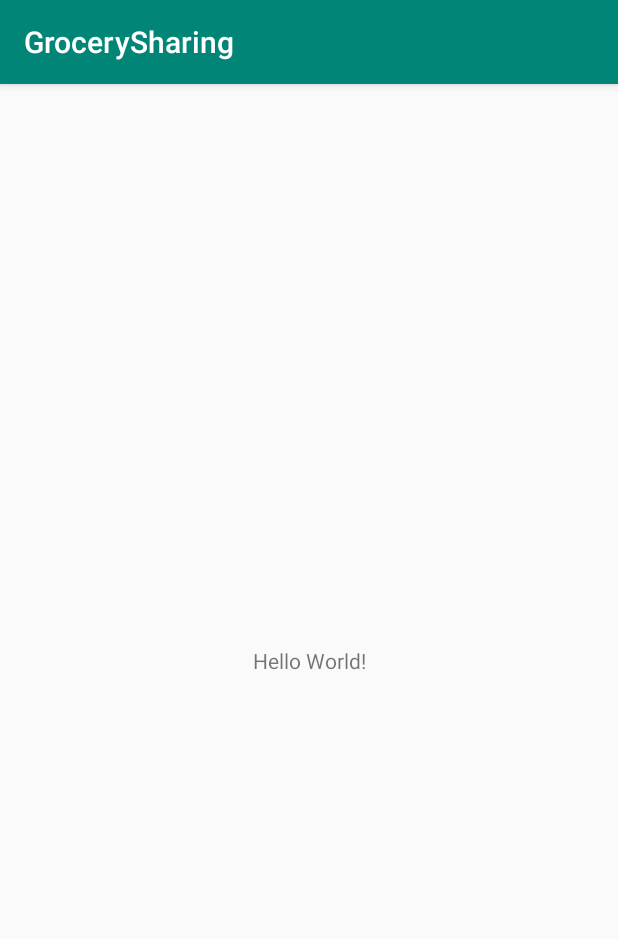
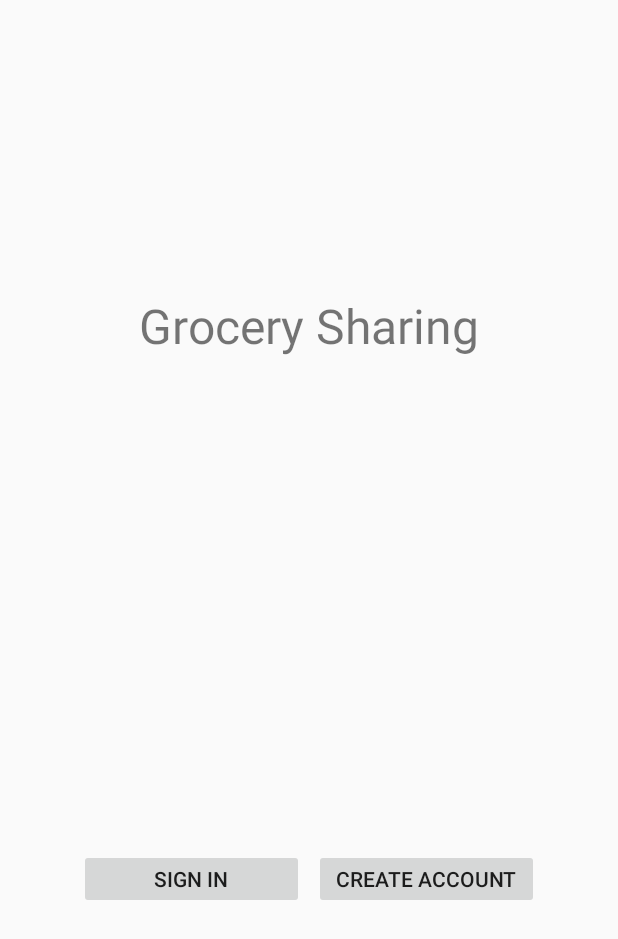
Before and after one commit to tiff-toff/grocery-sharing-android, an Android app: the screen it shows after launch (MainActivity), on a phone screen of 412 x 824 dp. Shown: the top 939 px of the screen. Run offline under Robolectric (Android 15) with nearby library versions, the phone set to English and light mode, and no system bars.

Commit message:
home page, one button works

```diff
--- a/app/src/main/AndroidManifest.xml
+++ b/app/src/main/AndroidManifest.xml
@@ -9,6 +9,7 @@
         android:roundIcon="@mipmap/ic_launcher_round"
         android:supportsRtl="true"
         android:theme="@style/AppTheme">
+        <activity android:name=".CreateAccount"></activity>
         <activity android:name=".MainActivity">
             <intent-filter>
                 <action android:name="android.intent.action.MAIN" />
--- a/app/src/main/res/layout/activity_main.xml
+++ b/app/src/main/res/layout/activity_main.xml
@@ -7,12 +7,46 @@
     tools:context=".MainActivity">
 
     <TextView
+        android:id="@+id/titleView"
         android:layout_width="wrap_content"
         android:layout_height="wrap_content"
-        android:text="Hello World!"
+        android:text="@string/app_name"
+        android:textSize="@dimen/textview_titlesize"
         app:layout_constraintBottom_toBottomOf="parent"
         app:layout_constraintLeft_toLeftOf="parent"
         app:layout_constraintRight_toRightOf="parent"
-        app:layout_constraintTop_toTopOf="parent" />
+        app:layout_constraintTop_toTopOf="parent"
+        app:layout_constraintVertical_bias="0.25"
+    />
+
+    <Button
+        android:id="@+id/signInButton"
+        android:stateListAnimator="@null"
+        android:layout_width="150dp"
+        android:layout_height="40dp"
+        android:text="@string/sign_in"
+        app:layout_constraintLeft_toLeftOf="parent"
+        app:layout_constraintRight_toRightOf="parent"
+        app:layout_constraintBottom_toBottomOf="parent"
+        app:layout_constraintTop_toBottomOf="@+id/titleView"
+        app:layout_constraintVertical_bias="0.6"
+        app:layout_constraintHorizontal_bias="0.2"
+     />
+
+    <Button
+        android:id="@+id/createAccountButton"
+        android:stateListAnimator="@null"
+        android:layout_width="150dp"
+        android:layout_height="40dp"
+        android:text="@string/create_account"
+        android:onClick="createAccount"
+        app:layout_constraintLeft_toLeftOf="parent"
+        app:layout_constraintRight_toRightOf="parent"
+        app:layout_constraintBottom_toBottomOf="parent"
+        app:layout_constraintTop_toBottomOf="@+id/titleView"
+        app:layout_constraintVertical_bias="0.6"
+        app:layout_constraintHorizontal_bias="0.8"
+    />
+
 
 </androidx.constraintlayout.widget.ConstraintLayout>
--- /dev/null
+++ b/app/src/main/res/values/dimens.xml
@@ -0,0 +1,4 @@
+<?xml version="1.0" encoding="utf-8"?>
+<resources>
+    <dimen name="textview_titlesize">32sp</dimen>
+</resources>
--- a/app/src/main/res/values/strings.xml
+++ b/app/src/main/res/values/strings.xml
@@ -1,3 +1,6 @@
+<?xml version="1.0" encoding="utf-8"?>
 <resources>
-    <string name="app_name">GrocerySharing</string>
+    <string name="app_name">Grocery Sharing</string>
+    <string name="sign_in">SIGN IN</string>
+    <string name="create_account">CREATE ACCOUNT</string>
 </resources>
--- a/app/src/main/res/values/styles.xml
+++ b/app/src/main/res/values/styles.xml
@@ -1,7 +1,8 @@
+<?xml version="1.0" encoding="utf-8"?>
 <resources>
 
     <!-- Base application theme. -->
-    <style name="AppTheme" parent="Theme.AppCompat.Light.DarkActionBar">
+    <style name="AppTheme" parent="Theme.AppCompat.Light.NoActionBar">
         <!-- Customize your theme here. -->
         <item name="colorPrimary">@color/colorPrimary</item>
         <item name="colorPrimaryDark">@color/colorPrimaryDark</item>
```
Also changed, not shown: app/src/main/java/com/example/grocerysharing/CreateAccount.java (added, +14 -0 lines), app/src/main/java/com/example/grocerysharing/MainActivity.java (+7 -0 lines), app/src/main/res/layout/activity_create_account.xml (added, +22 -0 lines).
